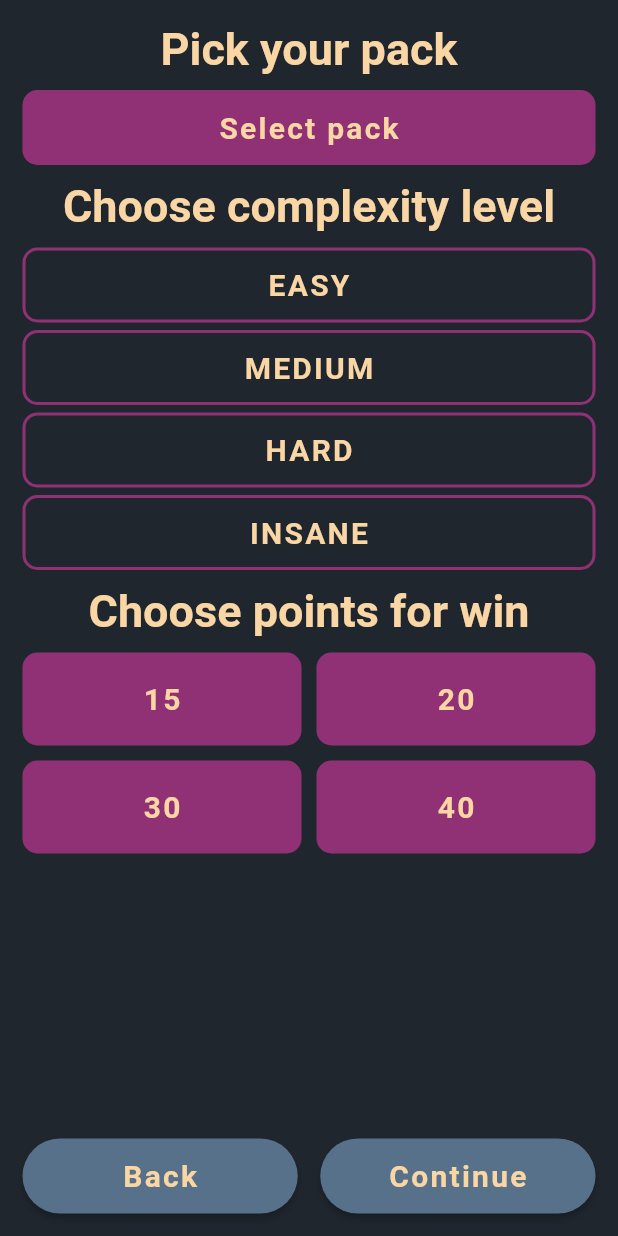
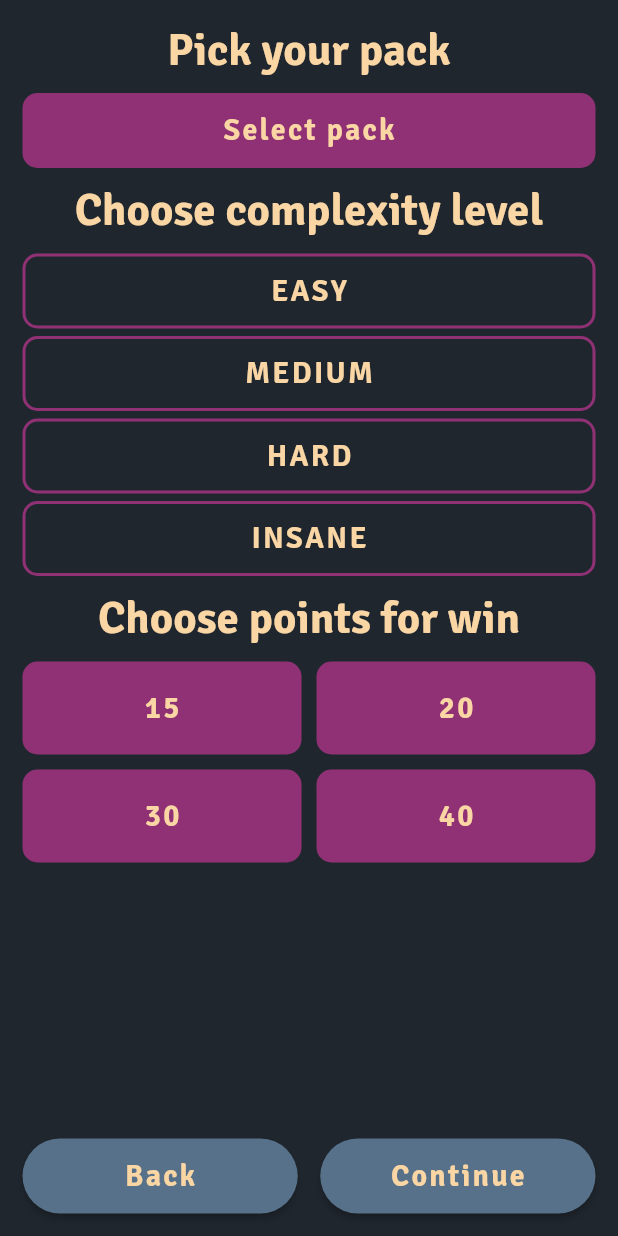
Before and after one commit to KidNeKit/Alias, a Flutter app: the GameSettingsScreen screen opened by its route, on a phone screen of 412 x 824 dp. Run offline on Flutter 3.47's test engine with Material 2 defaults, Android fonts, the phone set to English and light mode, and no system bars; our stand-ins replace rxdart, shared_preferences; accounts and stored records are empty.

Commit message:
Added new text font

```diff
--- a/lib/resources/theme.dart
+++ b/lib/resources/theme.dart
@@ -21,18 +21,21 @@ TextStyle labelLarge = TextStyle(
   color: goldColor,
   fontWeight: FontWeight.bold,
   fontSize: 40.0,
+  fontFamily: 'Signika_Negative',
 );
 
 TextStyle labelMedium = TextStyle(
   color: goldColor,
   fontWeight: FontWeight.bold,
   fontSize: 30.0,
+  fontFamily: 'Signika_Negative',
 );
 
 TextStyle labelSmall = TextStyle(
   color: goldColor,
   fontWeight: FontWeight.bold,
   fontSize: 20.0,
+  fontFamily: 'Signika_Negative',
 );
 
 ButtonStyle buttonStyle = ElevatedButton.styleFrom(
```
Also changed, not shown: pubspec.yaml (+9 -6 lines), assets/fonts/Signika_Negative/SignikaNegative-Bold.ttf (added), assets/fonts/Signika_Negative/SignikaNegative-Light.ttf (added), assets/fonts/Signika_Negative/SignikaNegative-Medium.ttf (added), assets/fonts/Signika_Negative/SignikaNegative-Regular.ttf (added), assets/fonts/Signika_Negative/SignikaNegative-SemiBold.ttf (added).
